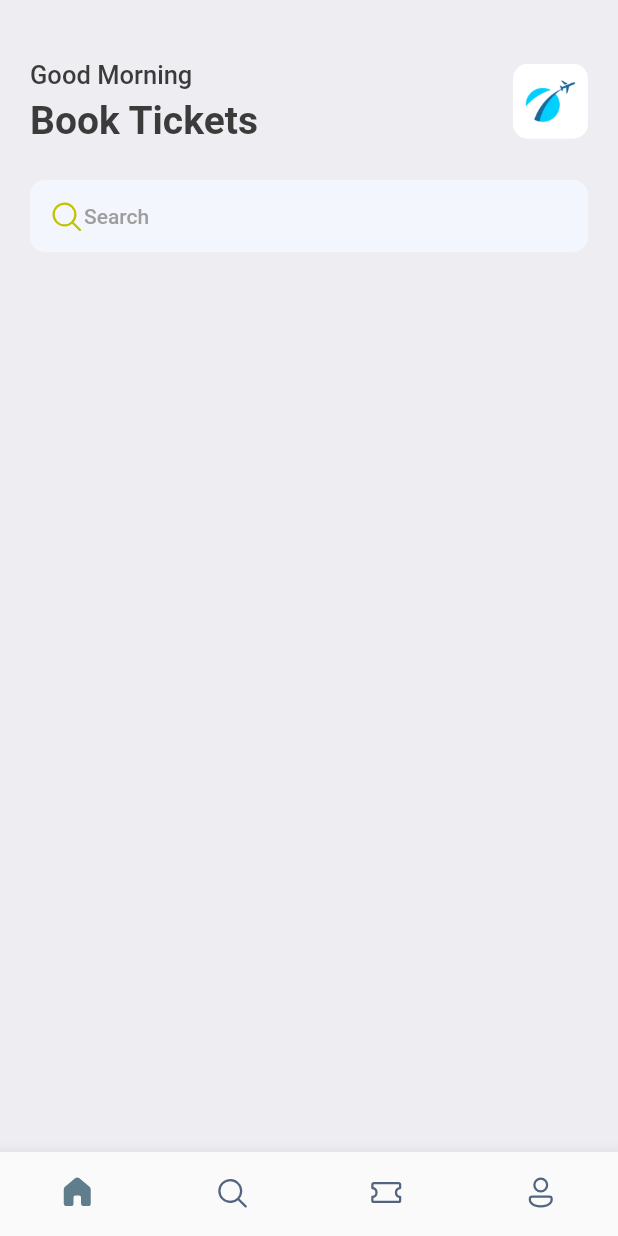
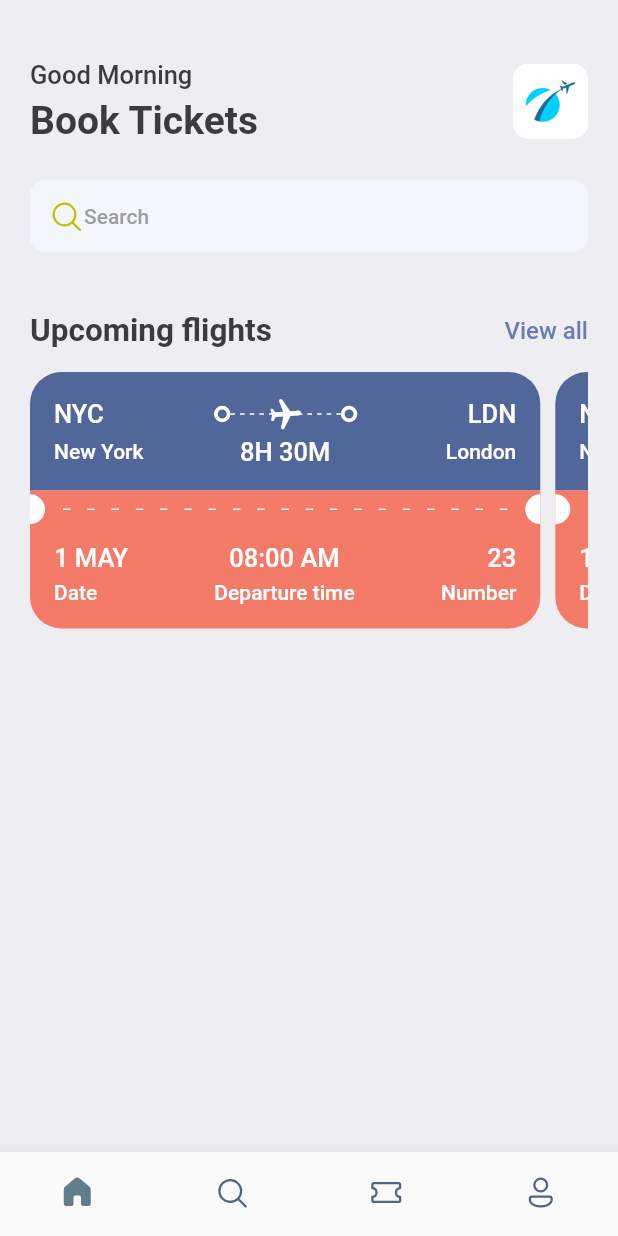
Before and after one commit to luigimicco/flutter_booking_tickets, a Flutter app: the screen it shows after launch, on a phone screen of 412 x 824 dp. Run offline on Flutter 3.47's test engine with Material 2 defaults, Android fonts, the phone set to English and light mode, and no system bars; our stand-ins replace fluentui_icons, gap.

Commit message:
completed ticket layout

```diff
--- a/lib/screens/home_screen.dart
+++ b/lib/screens/home_screen.dart
@@ -1,5 +1,6 @@
 import 'package:fluentui_icons/fluentui_icons.dart';
 import 'package:flutter/material.dart';
+import 'package:flutter_booking/screens/ticket_view.dart';
 import 'package:gap/gap.dart';
 import '../utils/app_styles.dart';
 
@@ -56,7 +57,32 @@ class HomeScreen extends StatelessWidget {
                         ),
                       ],
                     ),
-                  )
+                  ),
+                  const Gap(40),
+                  Row(
+                    mainAxisAlignment: MainAxisAlignment.spaceBetween,
+                    children: [
+                      Text('Upcoming flights', style: Styles.headLineStyle2),
+                      InkWell(
+                        onTap: () {
+                          print("you are tapped");
+                        },
+                        child: Text('View all',
+                            style: Styles.textStyle
+                                .copyWith(color: Styles.primaryColor)),
+                      ),
+                    ],
+                  ),
+                  const Gap(15),
+                  SingleChildScrollView(
+                      scrollDirection: Axis.horizontal,
+                      padding: const EdgeInsets.only(right: 5),
+                      child: Row(
+                        children: [
+                          TicketView(),
+                          TicketView(),
+                        ],
+                      ))
                 ],
               ),
             )
--- /dev/null
+++ b/lib/screens/ticket_view.dart
@@ -0,0 +1,240 @@
+import 'package:flutter/material.dart';
+import 'package:flutter_booking/utils/app_layout.dart';
+import 'package:flutter_booking/utils/app_styles.dart';
+import 'package:flutter_booking/widgets/thick_container.dart';
+import 'package:gap/gap.dart';
+
+class TicketView extends StatelessWidget {
+  const TicketView({super.key});
+
+  @override
+  Widget build(BuildContext context) {
+    final size = AppLayout.getSize(context);
+
+    return SizedBox(
+      width: size.width * 0.85,
+      height: 200,
+      child: Container(
+        margin: const EdgeInsets.only(right: 10),
+        child: Column(
+          mainAxisSize: MainAxisSize.min,
+          children: [
+            /* blue part */
+            Container(
+              decoration: const BoxDecoration(
+                  color: Color(0xff526799),
+                  borderRadius: BorderRadius.only(
+                      topRight: Radius.circular(21),
+                      topLeft: Radius.circular(21))),
+              padding: const EdgeInsets.all(16),
+              child: Column(
+                children: [
+                  Row(
+                    children: [
+                      Text(
+                        "NYC",
+                        style:
+                            Styles.headLineStyle3.copyWith(color: Colors.white),
+                      ),
+                      Expanded(child: Container()),
+                      const ThickContainer(),
+                      Expanded(
+                          child: Stack(children: [
+                        SizedBox(
+                          height: 24,
+                          child: LayoutBuilder(builder: (BuildContext context,
+                              BoxConstraints constraints) {
+                            print(
+                                "The width is ${constraints.constrainWidth()}");
+                            return Flex(
+                              direction: Axis.horizontal,
+                              mainAxisAlignment: MainAxisAlignment.spaceBetween,
+                              mainAxisSize: MainAxisSize.max,
+                              children: List.generate(
+                                  (constraints.constrainWidth() / 6).floor(),
+                                  (index) => SizedBox(
+                                        width: 3,
+                                        height: 1,
+                                        child: DecoratedBox(
+                                            decoration: BoxDecoration(
+                                                color: Colors.white)),
+                                      )),
+                            );
+                          }),
+                        ),
+                        Center(
+                          child: Transform.rotate(
+                              angle: 1.5,
+                              child: Icon(
+                                Icons.local_airport_rounded,
+                                color: Colors.white,
+                              )),
+                        ),
+                      ])),
+                      const ThickContainer(),
+                      Expanded(child: Container()),
+                      Text(
+                        "LDN",
+                        style:
+                            Styles.headLineStyle3.copyWith(color: Colors.white),
+                      ),
+                    ],
+                  ),
+                  const Gap(3),
+                  Row(
+                    mainAxisAlignment: MainAxisAlignment.spaceBetween,
+                    children: [
+                      SizedBox(
+                        width: 100,
+                        child: Text(
+                          'New York',
+                          style: Styles.headLineStyle4
+                              .copyWith(color: Colors.white),
+                        ),
+                      ),
+                      Text(
+                        "8H 30M",
+                        style:
+                            Styles.headLineStyle3.copyWith(color: Colors.white),
+                      ),
+                      SizedBox(
+                        width: 100,
+                        child: Text(
+                          'London',
+                          textAlign: TextAlign.end,
+                          style: Styles.headLineStyle4
+                              .copyWith(color: Colors.white),
+                        ),
+                      ),
+                    ],
+                  )
+                ],
+              ),
+            ),
+            /* orange one */
+            Container(
+              color: Styles.orangeColor,
+              child: Row(
+                children: [
+                  SizedBox(
+                    height: 20,
+                    width: 10,
+                    child: DecoratedBox(
+                        decoration: BoxDecoration(
+                            color: Colors.white,
+                            borderRadius: BorderRadius.only(
+                              topRight: Radius.circular(10),
+                              bottomRight: Radius.circular(10),
+                            ))),
+                  ),
+                  Expanded(
+                      child: Padding(
+                    padding: const EdgeInsets.all(12.0),
+                    child: LayoutBuilder(builder:
+                        (BuildContext context, BoxConstraints constraints) {
+                      print("The width is ${constraints.constrainWidth()}");
+                      return Flex(
+                        direction: Axis.horizontal,
+                        mainAxisAlignment: MainAxisAlignment.spaceBetween,
+                        mainAxisSize: MainAxisSize.max,
+                        children: List.generate(
+                            (constraints.constrainWidth() / 15).floor(),
+                            (index) => SizedBox(
+                                  width: 5,
+                                  height: 1,
+                                  child: DecoratedBox(
+                                      decoration:
+                                          BoxDecoration(color: Colors.white)),
+                                )),
+                      );
+                    }),
+                  )),
+                  SizedBox(
+                    height: 20,
+                    width: 10,
+                    child: DecoratedBox(
+                        decoration: BoxDecoration(
+                            color: Colors.white,
+                            borderRadius: BorderRadius.only(
+                              topLeft: Radius.circular(10),
+                              bottomLeft: Radius.circular(10),
+                            ))),
+                  )
+                ],
+              ),
+            ),
+            /* bootm part of tickek */
+            Container(
+              decoration: BoxDecoration(
+                  color: Styles.orangeColor,
+                  borderRadius: const BorderRadius.only(
+                      bottomRight: Radius.circular(21),
+                      bottomLeft: Radius.circular(21))),
+              padding: const EdgeInsets.only(
+                  left: 16, top: 10, right: 16, bottom: 16),
+              child: Column(
+                children: [
+                  Row(
+                    mainAxisAlignment: MainAxisAlignment.spaceBetween,
+                    children: [
+                      Column(
+                        crossAxisAlignment: CrossAxisAlignment.start,
+                        children: [
+                          Text(
+                            "1 MAY",
+                            style: Styles.headLineStyle3
+                                .copyWith(color: Colors.white),
+                          ),
+                          const Gap(5),
+                          Text(
+                            'Date',
+                            style: Styles.headLineStyle4
+                                .copyWith(color: Colors.white),
+                          )
+                        ],
+                      ),
+                      Column(
+                        crossAxisAlignment: CrossAxisAlignment.center,
+                        children: [
+                          Text(
+                            "08:00 AM",
+                            style: Styles.headLineStyle3
+                                .copyWith(color: Colors.white),
+                          ),
+                          const Gap(5),
+                          Text(
+                            "Departure time",
+                            style: Styles.headLineStyle4
+                                .copyWith(color: Colors.white),
+                          ),
+                        ],
+                      ),
+                      Column(
+                        crossAxisAlignment: CrossAxisAlignment.end,
+                        children: [
+                          Text(
+                            "23",
+                            style: Styles.headLineStyle3
+                                .copyWith(color: Colors.white),
+                          ),
+                          const Gap(5),
+                          Text(
+                            "Number",
+                            style: Styles.headLineStyle4
+                                .copyWith(color: Colors.white),
+                          ),
+                        ],
+                      ),
+//                      Expanded(child: Container()),
+//                      Expanded(child: Container()),
+                    ],
+                  ),
+                ],
+              ),
+            )
+          ],
+        ),
+      ),
+    );
+  }
+}
--- /dev/null
+++ b/lib/utils/app_layout.dart
@@ -0,0 +1,7 @@
+import 'package:flutter/material.dart';
+
+class AppLayout {
+  static getSize(BuildContext context) {
+    return MediaQuery.of(context).size;
+  }
+}
--- a/lib/utils/app_styles.dart
+++ b/lib/utils/app_styles.dart
@@ -6,7 +6,7 @@ class Styles {
   static Color primaryColor = primary;
   static Color textColor = const Color(0xff3b3b3b);
   static Color bgColor = const Color(0xffeeedf2);
-  static Color orangeColor = const Color(0xff526799);
+  static Color orangeColor = const Color(0xfff37b67);
 
   static TextStyle textStyle =
       TextStyle(fontSize: 16, color: textColor, fontWeight: FontWeight.w500);
--- /dev/null
+++ b/lib/widgets/thick_container.dart
@@ -0,0 +1,17 @@
+import 'package:flutter/material.dart';
+import 'package:flutter/src/widgets/container.dart';
+import 'package:flutter/src/widgets/framework.dart';
+
+class ThickContainer extends StatelessWidget {
+  const ThickContainer({super.key});
+
+  @override
+  Widget build(BuildContext context) {
+    return Container(
+      padding: const EdgeInsets.all(3.0),
+      decoration: BoxDecoration(
+          borderRadius: BorderRadius.circular(20),
+          border: Border.all(width: 2.5, color: Colors.white)),
+    );
+  }
+}
```
